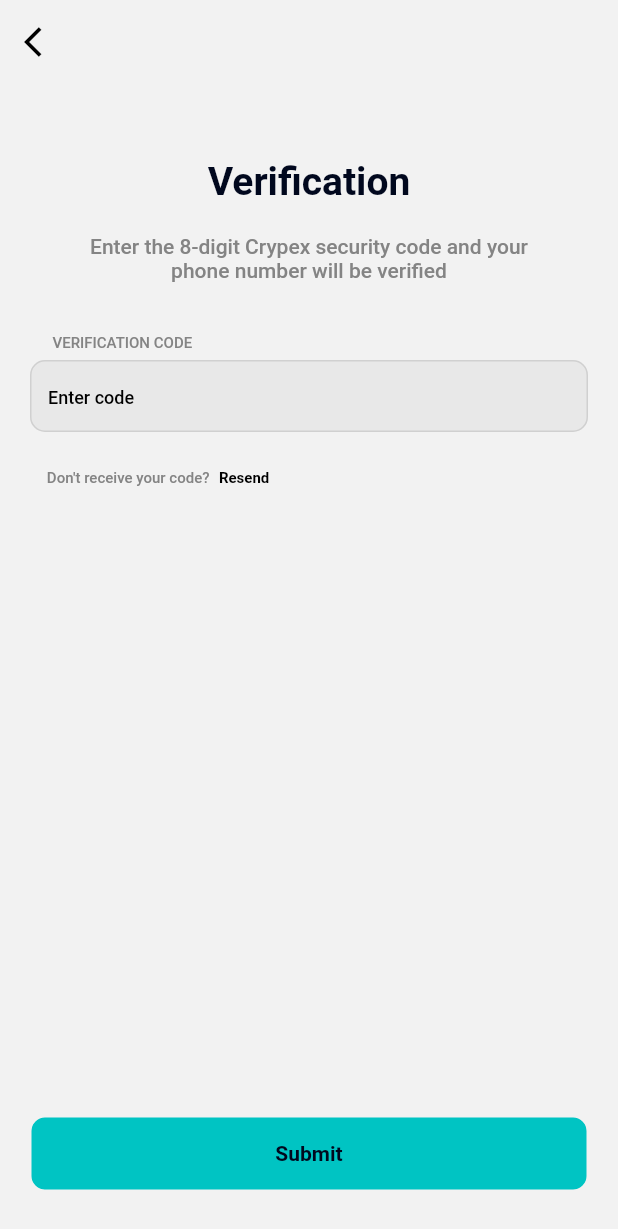
After one commit to manoharantechie/cofinex, a Flutter app: the Verification_Screen screen opened directly, on a phone screen of 412 x 824 dp. The commit adds this screen. Shown: the top 1229 px of the screen. Run offline on Flutter 3.47's test engine with Material 2 defaults, Android fonts, the phone set to English and light mode, and no system bars; our stand-ins replace awesome_snackbar_content, flutter_svg; Roboto replaces fonts that are missing (FontRegular).

Commit message:
screen 07-04-23

```diff
--- a/assets/language/localization_en.json
+++ b/assets/language/localization_en.json
@@ -9,13 +9,18 @@
   "loc_google_txt": "Continue with Google",
   "loc_sign_up_txt": "Sing Up with phone or email",
   "loc_email_phone" : "EMAIL OR PHONE NUMBER",
-  "loc_signin": "Sing In",
+  "loc_signin": "Sign In",
   "loc_crt_acc": "Create Personal Account",
+  "loc_not_acc": "Not looking for an account?",
   "loc_forgot_password" : "Forgot Password",
   "loc_sign_up": "Create Personal \nAccount",
   "loc_login": "Login",
-  "loc_signup": "Signup",
-  "loc_donate_list": "Donations ",
+  "loc_signup": "Sign Up",
+  "loc_verify_txt": "VERIFICATION CODE",
+  "loc_verify": "Verification",
+  "loc_verify_txt1": "Enter the 8-digit Crypex security code and your phone number will be verified",
+  "loc_dont_code": "Don't receive your code? ",
+  "loc_resend": "Resend",
   "loc_add_pooja": "Pooja",
   "loc_add_pooja_details" : "Add Pooja Details",
   "loc_user_name": "User Name",
@@ -26,6 +31,12 @@
   "loc_pooja_list": "Pooja List",
   "loc_discribe" : "Discription",
   "loc_okay" : "Okay",
+  "loc_submit": "Submit",
+  "loc_deposite": "Deposit",
+  "loc_buy_cryp": "Buy Cripto",
+  "loc_widthdraw": "Withdraw",
+  "loc_tot_asset" : "Totel Assets",
+  "loc_actions": "Actions",
   "loc_cancel" : "Cancel",
   "loc_edit" : "Edit",
   "loc_delete" : "Delete",
@@ -50,12 +61,6 @@
   "loc_about_legal" : "About & Legal",
   "loc_support" : "Support",
   "loc_logout" : "Logout",
-  "loc_pooja_date" : "Pooja Date & Time",
-  "loc_add_donation_details" : "Add Donation Details",
-  "loc_pilgrim_name" : "Pilgrim Name",
-  "loc_donate_date" : "Donated Date",
-  "loc_donation_amt" : "Donation Amount",
-  "loc_donate" : "Donate",
   "loc_add" : "Add",
   "loc_phone" : "Phone",
   "loc_email_id" : "Email Id",
--- a/lib/common/theme/themes.dart
+++ b/lib/common/theme/themes.dart
@@ -7,18 +7,18 @@ enum MyThemeKeys {
 
 class MyThemes {
   static final ThemeData lightTheme = ThemeData(
-      primaryColor:Color(0xFFFFFFFF),
-      backgroundColor: Color(0xFFFFFFFF),
+      primaryColor:Color(0xFF01081E),
+      backgroundColor: Color(0xFFF2F2F2),
       brightness: Brightness.light,
-      disabledColor: Color(0xFF3068FA),
-      accentColor: Color(0xFFFFFFFF),
-      bottomAppBarColor: Color(0xFFFFFFFF),
-      canvasColor: Color(0xFFFB4160),
+      disabledColor: Color(0xFF8B9CAE),
+      accentColor: Color(0xFFB8B8B8),
+      bottomAppBarColor: Color(0xFF000000),
+      canvasColor: Color(0xFF848484),
       cardColor: Color(0xFF136E82),
       dividerColor: Color(0xFF233446),
       buttonColor: Color(0xFF136E82),
       // cursorColor: Color(0xFFFFFFFF),
-      splashColor: Color(0xFF032621),
+      splashColor: Color(0xFFE8E8E8),
       focusColor: Color(0xFFFFFFFF),
       highlightColor: Color(0xFF8B9CAE),
       errorColor: Color(0xFFDD2942),
@@ -27,7 +27,6 @@ class MyThemes {
       secondaryHeaderColor:Color(0xFFFFFFFF),
       indicatorColor: Color(0xFF1B9368),
       selectedRowColor: Color(0xFFFAAD34),
-
       scaffoldBackgroundColor: Color(0xFFDD2942)
   );
 
@@ -40,13 +39,13 @@ class MyThemes {
       focusColor: Color(0xFFFFFFFF),
       accentColor: Color(0xFFB8B8B8),
       bottomAppBarColor: Color(0xFF000000),
-      canvasColor: Color(0xFFFB4160),
+      canvasColor: Color(0xFF848484),
       cardColor: Color(0xFF014958),
       dividerColor: Color(0xFF233446),
       // cursorColor: Color(0xFF0e1839),
       buttonColor: Color(0xFF00C4C3),
       secondaryHeaderColor: Color(0xFF1A94AE),
-      splashColor: Color(0xFFFFFFFF),
+      splashColor: Color(0xFFE8E8E8),
       highlightColor: Color(0xFF8B9CAE),
       errorColor: Color(0xFFffffff),
       hintColor: Color(0xFFffffff),
--- /dev/null
+++ b/lib/screens/basic/verification.dart
@@ -0,0 +1,220 @@
+import 'package:cofinex/common/localization/localizations.dart';
+import 'package:cofinex/screens/basic/home.dart';
+import 'package:flutter/cupertino.dart';
+import 'package:flutter/material.dart';
+
+import '../../common/custom_widget.dart';
+import '../../common/textformfield_custom.dart';
+
+class Verification_Screen extends StatefulWidget {
+  const Verification_Screen({Key? key}) : super(key: key);
+
+  @override
+  State<Verification_Screen> createState() => _Verification_ScreenState();
+}
+
+class _Verification_ScreenState extends State<Verification_Screen> {
+
+  FocusNode codeFocus = FocusNode();
+  TextEditingController codeController = TextEditingController();
+
+
+  @override
+  Widget build(BuildContext context) {
+    return Scaffold(
+      backgroundColor: Theme.of(context).backgroundColor,
+      appBar: AppBar(
+        backgroundColor: Theme.of(context).backgroundColor,
+        elevation: 0.0,
+        leading: Padding(
+            padding: EdgeInsets.only(left: 0.0, top: 5.0, bottom: 5.0),
+            child: InkWell(
+              onTap: () {
+                // Navigator.push(context,MaterialPageRoute(builder:(context)=> Home_Screen()));
+                Navigator.pop(context);
+              },
+              child: Center(
+                child: Icon(
+                  Icons.arrow_back_ios,
+                  color: Theme.of(context).bottomAppBarColor,
+                ),
+              ),
+            )),
+        // title: Text(
+        //   AppLocalizations.instance
+        //       .text("loc_pooja_list"),
+        //   style: CustomWidget(context: context).CustomSizedTextStyle(
+        //       20.0, Theme.of(context).backgroundColor, FontWeight.w700, 'FontRegular'),
+        // ),
+      ),
+      body: Container(
+        padding: EdgeInsets.fromLTRB(20.0, 0.0,20.0,0.0),
+        height: MediaQuery.of(context).size.height,
+        width: MediaQuery.of(context).size.width,
+        color:  Theme.of(context).backgroundColor,
+        child: Column(
+          crossAxisAlignment: CrossAxisAlignment.start,
+          mainAxisAlignment: MainAxisAlignment.spaceBetween,
+          children: [
+            Container(
+              child: Column(
+                crossAxisAlignment: CrossAxisAlignment.start,
+                mainAxisAlignment: MainAxisAlignment.start,
+                children: [
+                  SizedBox(height: 50.0,),
+                  Container(
+                    child: Column(
+                      crossAxisAlignment: CrossAxisAlignment.center,
+                      mainAxisAlignment: MainAxisAlignment.center,
+                      children: [
+                        Text(
+                          AppLocalizations.instance.text("loc_verify"),
+                          style: CustomWidget(context: context)
+                              .CustomSizedTextStyle(
+                              26.0,
+                              Theme.of(context).primaryColor,
+                              FontWeight.w700,
+                              'FontRegular'),
+                          textAlign: TextAlign.center,
+                        ),
+                        SizedBox(height: 15.0,),
+                        Padding(
+                          padding: EdgeInsets.fromLTRB(25.0, 5.0, 25.0, 5.0),
+                          child: Text(
+                            AppLocalizations.instance.text("loc_verify_txt1"),
+                            style: CustomWidget(context: context)
+                                .CustomSizedTextStyle(
+                                14.0,
+                                Theme.of(context).canvasColor,
+                                FontWeight.w500,
+                                'FontRegular'),
+                            textAlign: TextAlign.center,
+                          ),
+                        )
+                      ],
+                    ),
+                  ),
+
+                  SizedBox(height: 20.0,),
+                  Padding(padding: EdgeInsets.fromLTRB(15.0, 10.0, 0.0, 0.0),
+                    child: Text(
+                      AppLocalizations.instance.text("loc_verify_txt"),
+                      style: CustomWidget(context: context)
+                          .CustomSizedTextStyle(
+                          10.0,
+                          Theme.of(context).canvasColor,
+                          FontWeight.w500,
+                          'FontRegular'),
+                      textAlign: TextAlign.center,
+                    ),),
+                  SizedBox(height: 5.0,),
+                  TextFormFieldCustom(
+                    onEditComplete: () {
+                      codeFocus.unfocus();
+                      // FocusScope.of(context).requestFocus(snameFocus);
+                    },
+                    radius: 10.0,
+                    error: "Enter Code",
+                    textColor: Theme.of(context).backgroundColor,
+                    borderColor: Theme.of(context).accentColor.withOpacity(0.5),
+                    fillColor: Theme.of(context).splashColor,
+                    hintStyle: CustomWidget(context: context).CustomSizedTextStyle(
+                        12.0, Theme.of(context).bottomAppBarColor, FontWeight.w500, 'FontRegular'),
+                    textStyle: CustomWidget(context: context).CustomTextStyle(
+                        Theme.of(context).backgroundColor, FontWeight.w500, 'FontRegular'),
+                    textInputAction: TextInputAction.next,
+                    focusNode: codeFocus,
+                    maxlines: 1,
+                    text: '',
+                    hintText: "Enter code",
+                    obscureText: false,
+                    textChanged: (value) {},
+                    onChanged: () {},
+                    suffix: Container(
+                      width: 0.0,
+                    ),
+                    validator: (value) {
+
+                    },
+                    enabled: true,
+                    textInputType: TextInputType.number,
+                    controller: codeController,
+                  ),
+                  SizedBox(height: 25.0,),
+                  Padding(
+                    padding: EdgeInsets.fromLTRB(10.0, 0.0, 0.0, 0.0),
+                    child: Row(
+                      crossAxisAlignment: CrossAxisAlignment.start,
+                      children: [
+                        Text(
+                          AppLocalizations.instance.text("loc_dont_code"),
+                          style: CustomWidget(context: context)
+                              .CustomSizedTextStyle(
+                              10.0,
+                              Theme.of(context).canvasColor,
+                              FontWeight.w500,
+                              'FontRegular'),
+                          textAlign: TextAlign.center,
+                        ),
+                        SizedBox(width: 5.0,),
+                        Text(
+                          AppLocalizations.instance.text("loc_resend"),
+                          style: CustomWidget(context: context)
+                              .CustomSizedTextStyle(
+                              10.0,
+                              Theme.of(context).bottomAppBarColor,
+                              FontWeight.w600,
+                              'FontRegular'),
+                          textAlign: TextAlign.center,
+                        ),
+                      ],
+                    ),
+                  )
+                ],
+              ),
+            ),
+
+            Container(
+              child: Column(
+                crossAxisAlignment: CrossAxisAlignment.center,
+                mainAxisAlignment: MainAxisAlignment.end,
+                children: [
+                  InkWell(
+                    onTap: (){
+                      setState(() {
+                        Navigator.of(context)
+                            .push(MaterialPageRoute(builder: (context) => Home_Screen()));
+                      });
+                    },
+                    child: Container(
+                      margin: EdgeInsets.only(bottom: 15.0),
+                      padding: EdgeInsets.fromLTRB(0.0, 16.0, 0.0, 16.0),
+                      decoration: BoxDecoration(
+                        color: Theme.of(context).buttonColor,
+                        borderRadius: BorderRadius.circular(10.0),
+                        border: Border.all(color: Theme.of(context).backgroundColor, ),
+                      ),
+                      child: Center(
+                        child: Text(
+                          AppLocalizations.instance.text("loc_submit"),
+                          style: CustomWidget(context: context)
+                              .CustomSizedTextStyle(
+                              14.0,
+                              Theme.of(context).primaryColor,
+                              FontWeight.w600,
+                              'FontRegular'),
+                        ),
+                      ),
+                    ),
+                  ),
+                  SizedBox(height: 15.0,)
+                ],
+              ),
+            )
+
+          ],
+        ),
+      ),
+    );
+  }
+}
```
Also changed, not shown: lib/screens/basic/home.dart (added, +329 -0 lines), lib/screens/basic/signin.dart (+8 -8 lines), lib/screens/basic/signup.dart (+31 -22 lines), assets/images/crypco.svg (renamed from assets/images/Action-Recieved-Light.svg), assets/images/deposite.svg (renamed from assets/images/Withdraw.svg), assets/images/user.svg (added), assets/images/withdraw.svg (renamed from assets/images/Withdraw (1).svg).
